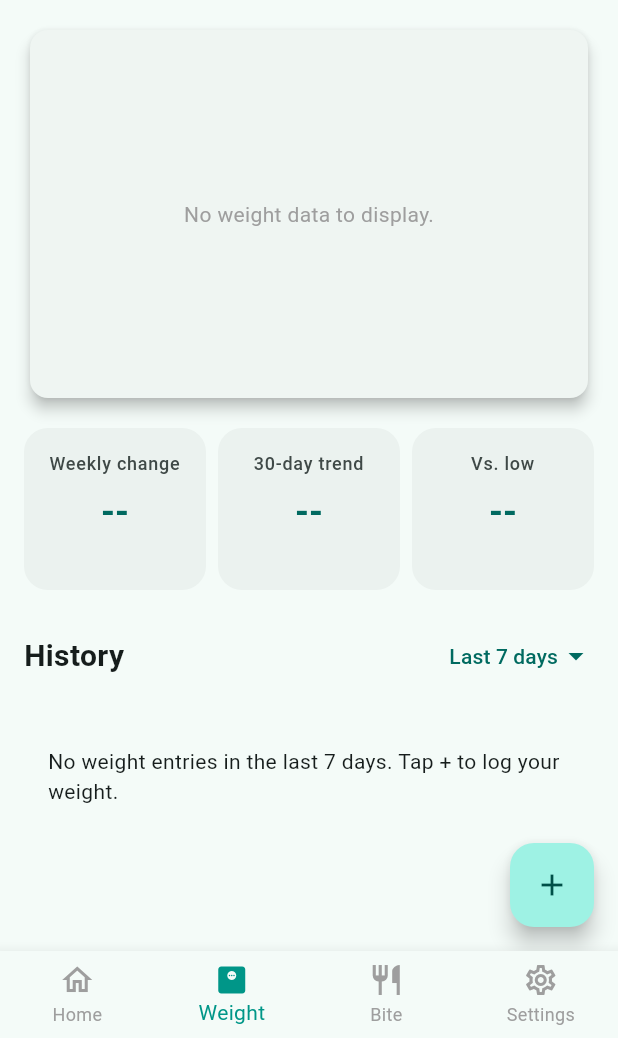
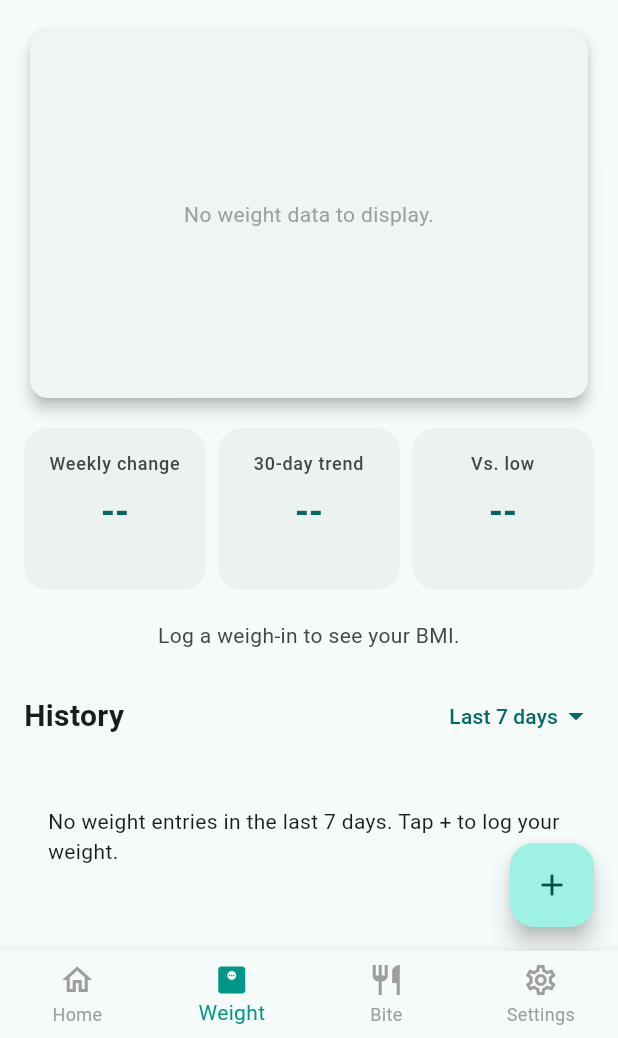
Before and after one commit to igorbasko01/food-locker, a Flutter app: the screen it shows after launch, item 2 of the bottom bar chosen, on a phone screen of 412 x 824 dp, the part 198-1236 px from its top. Run offline on Flutter 3.47's test engine with Material 3 defaults, Android fonts, the phone set to English and light mode, and no system bars; our stand-ins replace clock, csv, drift, drift_flutter, file_picker, fl_chart and 6 more; accounts and stored records are empty; generated files the repository leaves out were written again; statements that could not run were skipped.

Commit message:
feat: show current BMI on a banded scale (#130)
The Weight tab shows figures with no reference frame. Read the latest
weigh-in against the height captured in Settings and put it on the four
WHO bands, so the number says something about the body it came from.

- `bmi.dart` is pure computation: the index, the `BmiCategory` bands as
  half-open intervals, and the intervals themselves for a caller drawing
  them.
- `BmiScale` draws the bands in proportion over a clamped 15-40 domain,
  with a marker pinned to the end for a value outside it while the
  caption still reads the true figure.
- `BmiBandStyle` fixes a fill/on-fill pair and a name per band, mirroring
  `PacingZoneStyle`, so a band is never carried by colour alone.
- No height gives a prompt to set one rather than a guessed body; no
  weigh-in gives the tab's usual empty line.

Co-Authored-By: Claude Opus 5 <noreply@anthropic.com>
Claude-Session: https://claude.ai/code/session_01UyWFBgfqC64CgLtho36R5g

```diff
--- a/lib/ui/pages/weight_page.dart
+++ b/lib/ui/pages/weight_page.dart
@@ -1,8 +1,12 @@
 import 'package:flutter/material.dart';
 import 'package:food_locker/core/date_format.dart';
+import 'package:food_locker/features/settings/data/settings_manager.dart';
+import 'package:food_locker/features/weight/data/bmi.dart';
 import 'package:food_locker/features/weight/data/weight.dart';
 import 'package:food_locker/features/weight/data/weight_manager.dart';
 import 'package:food_locker/ui/widgets/add_weight_dialog.dart';
+import 'package:food_locker/ui/widgets/bmi_scale.dart';
+import 'package:food_locker/ui/widgets/height_dialog.dart';
 import 'package:food_locker/ui/widgets/history_range_selector.dart';
 import 'package:food_locker/ui/widgets/stat_tile.dart';
 import 'package:food_locker/ui/widgets/weight_chart.dart';
@@ -59,6 +63,12 @@ class WeightPage extends StatelessWidget {
                       ),
                     ],
                   ),
+                ),
+              ),
+              SliverToBoxAdapter(
+                child: Padding(
+                  padding: const EdgeInsets.fromLTRB(16.0, 20.0, 16.0, 0),
+                  child: _Bmi(entry: weightManager.latestEntry),
                 ),
               ),
               SliverToBoxAdapter(
@@ -273,6 +283,71 @@ class _CurrentWeight extends StatelessWidget {
   }
 }
 
+/// The latest weigh-in read against the stored height, on the banded BMI scale.
+///
+/// Neither input is ever guessed: a missing height asks for one, and a store
+/// with no weigh-in yet says so.
+class _Bmi extends StatelessWidget {
+  const _Bmi({required this.entry});
+
+  final Weight? entry;
+
+  @override
+  Widget build(BuildContext context) {
+    final settings = context.watch<SettingsManager>();
+    final current = entry;
+
+    if (current == null) {
+      return _note(context, 'Log a weigh-in to see your BMI.');
+    }
+
+    final heightCm = settings.heightCm;
+    if (heightCm == null) {
+      return Column(
+        mainAxisSize: MainAxisSize.min,
+        children: [
+          _note(context, 'Set your height to see your BMI.'),
+          TextButton(
+            onPressed: () => _editHeight(context),
+            child: const Text('Set height'),
+          ),
+        ],
+      );
+    }
+
+    return BmiScale(
+      bmi: bodyMassIndex(kilograms: current.value, heightCm: heightCm),
+    );
+  }
+
+  /// The same editor the Settings tab opens, in the same system, so the height
+  /// is answered once and read the same way wherever it is entered.
+  Future<void> _editHeight(BuildContext context) async {
+    final settings = context.read<SettingsManager>();
+
+    final heightCm = await showDialog<double>(
+      context: context,
+      builder: (context) => HeightDialog(
+        initialHeightCm: settings.heightCm,
+        system: settings.measurementSystem,
+      ),
+    );
+
+    if (heightCm != null) await settings.setHeightCm(heightCm);
+  }
+
+  Widget _note(BuildContext context, String text) {
+    final theme = Theme.of(context);
+    return Text(
+      text,
+      textAlign: TextAlign.center,
+      style: theme.textTheme.bodyMedium?.copyWith(
+        color: theme.colorScheme.onSurfaceVariant,
+      ),
+    );
+  }
+}
+
 /// The tile a statistic the store has too little for falls back to.
 Widget _missingStatTile(String label) =>
     Expanded(child: StatTile(label: label, value: '--'));
```
Also changed, not shown: lib/features/weight/data/bmi.dart (added, +40 -0 lines), lib/ui/widgets/bmi_band_style.dart (added, +57 -0 lines), lib/ui/widgets/bmi_scale.dart (added, +111 -0 lines), 4 other files.
